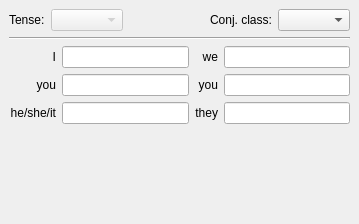
The window that trunk/src/gui/ui/editDetailVerb.ui (BackupTheBerlios/dvt-svn) describes before a commit, drawn with Qt 5.
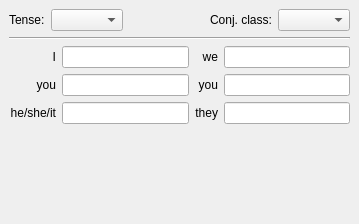
The same window after the commit.

Commit message: * core/xml: support for tenses (needs testing) * gui: adapted to reflect core changes; tenses are NOT yet handled * (everything is present tense) * added some method descriptions (still a lot left to document...)

Diff of the .ui file:
```diff
--- a/trunk/src/gui/ui/editDetailVerb.ui
+++ b/trunk/src/gui/ui/editDetailVerb.ui
@@ -52,11 +52,7 @@
        </widget>
       </item>
       <item>
-       <widget class="QComboBox" name="cboxTense" >
-        <property name="enabled" >
-         <bool>false</bool>
-        </property>
-       </widget>
+       <widget class="QComboBox" name="cboxTense" />
       </item>
      </layout>
     </widget>
```
The commit also changes 7 other files.
